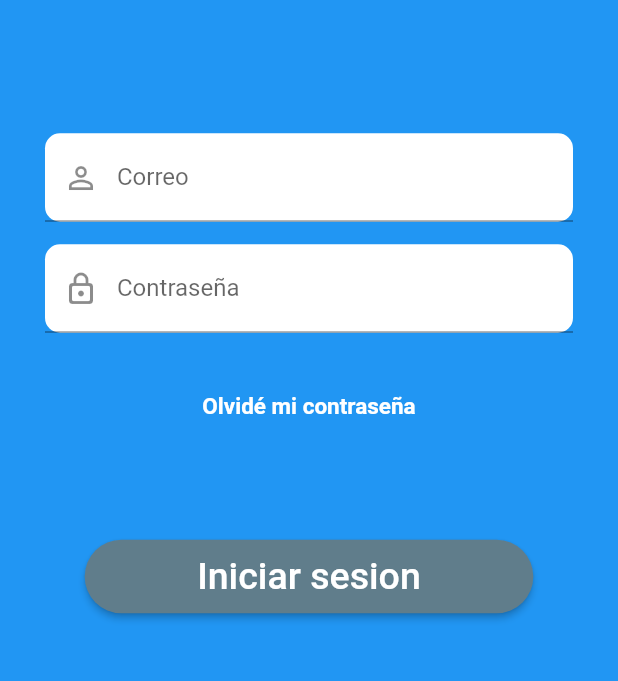
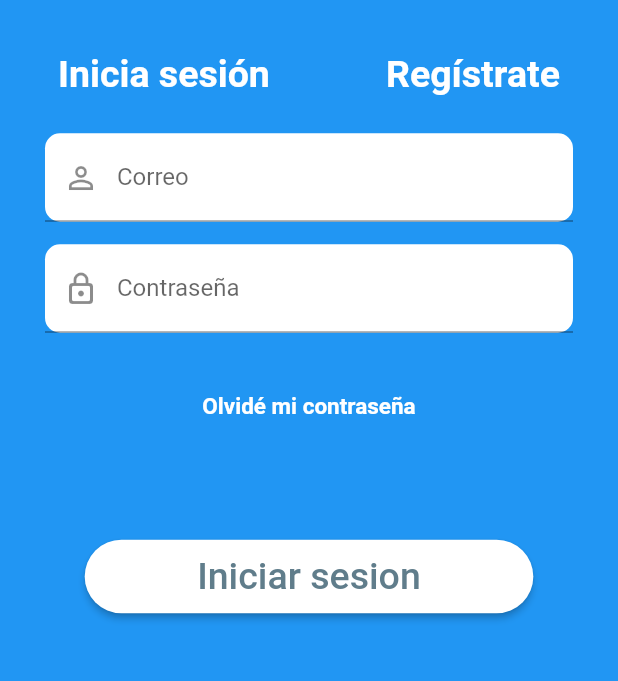
Before and after one commit to MauryBenavidez/School-maps, a Flutter app: the screen it shows after launch, on a phone screen of 412 x 824 dp, the part 364-1045 px from its top. Run offline on Flutter 3.47's test engine with Material 2 defaults, Android fonts, the phone set to English and light mode, and no system bars; Roboto replaces fonts that are missing (Impact).

Commit message:
Pantalla Login - Agregando "Inicia sesión" y "Registrate"
Se agregó el texto de "Inicia sesión" y "Regístrate" al codigo.

```diff
--- a/lib/views/login_page.dart
+++ b/lib/views/login_page.dart
@@ -33,14 +33,21 @@ class LoginPage extends StatelessWidget {
               mainAxisAlignment: MainAxisAlignment.spaceAround,
               children: [
                 Text(
-                  '',
+                  'Inicia sesión',
                   style: TextStyle(
                     color: Colors.white,
                     fontSize: 25.0,
                     fontWeight: FontWeight.bold,
                   ),
                 ),
-                Text(''),
+                Text(
+                  'Regístrate',
+                  style: TextStyle(
+                    color: Colors.white,
+                    fontSize: 25.0,
+                    fontWeight: FontWeight.bold,
+                  ),
+                ),
               ],
             ),
             SizedBox(
@@ -68,7 +75,7 @@ class LoginPage extends StatelessWidget {
   Widget _textFielCorreo() {
     return _textFieldGeneral(
       labelText: "Correo",
-      hintText: "Ejemplo@gmail.com",
+      hintText: "ejemplo@gmail.com",
       icon: Icons.person_outline,
       onChanged: (value) {},
       obscureText: false,
@@ -102,7 +109,7 @@ class LoginPage extends StatelessWidget {
   Widget _buttonSignUp() {
     // ignore: deprecated_member_use
     return RaisedButton(
-      color: Colors.blueGrey,
+      color: Colors.white,
       padding: EdgeInsets.symmetric(
         horizontal: 75.0,
         vertical: 10.0,
@@ -112,7 +119,7 @@ class LoginPage extends StatelessWidget {
       ),
       child: Text('Iniciar sesion',
           style: TextStyle(
-            color: Colors.white,
+            color: Colors.blueGrey,
             fontSize: 25.0,
           )),
       onPressed: () {},
```
